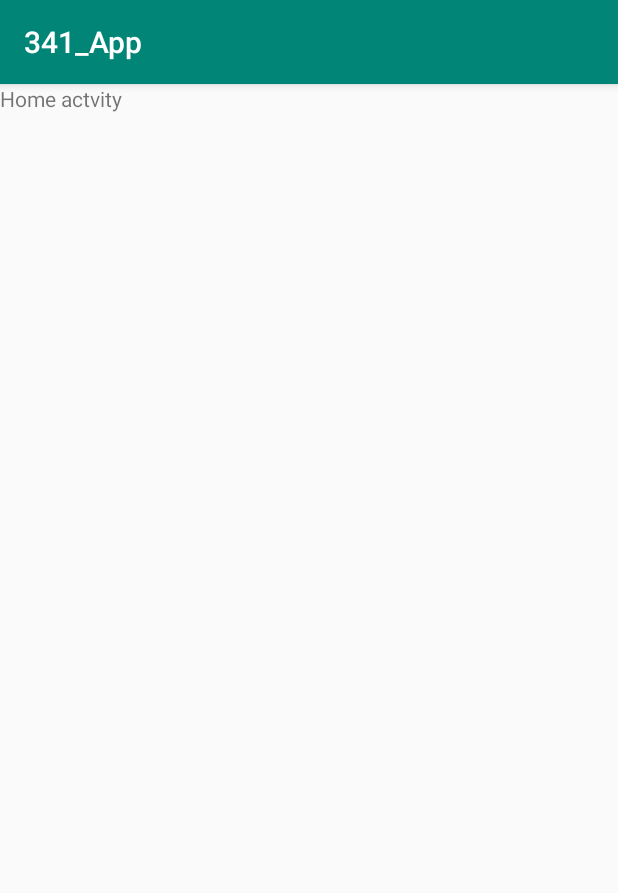
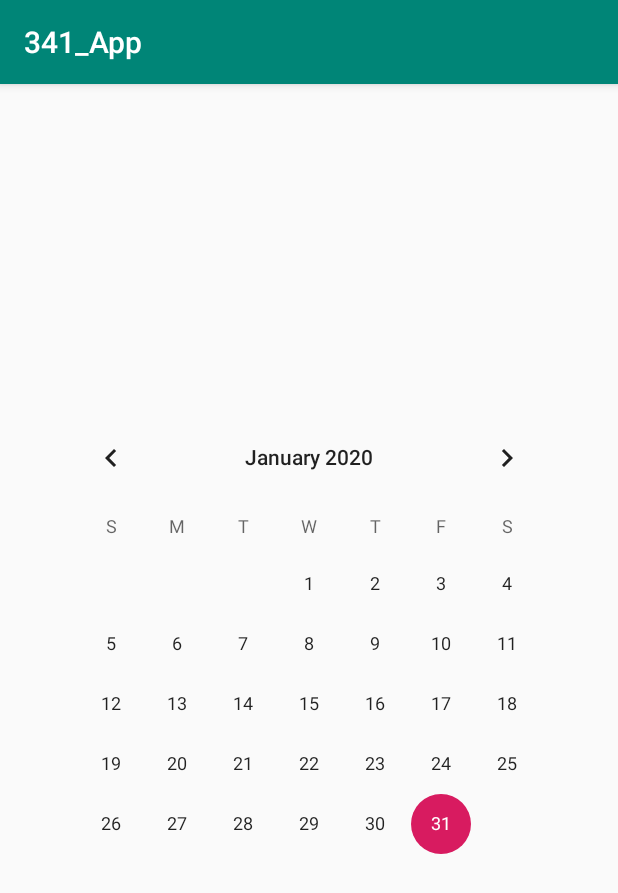
Before and after one commit to jbates888/CharityApp, an Android app: the screen it shows after launch once a user with an empty profile is signed in (HomeActivity), on a phone screen of 412 x 824 dp. Shown: the top 893 px of the screen. Run offline under Robolectric (Android 15) with nearby library versions, the phone set to English and light mode, and no system bars; our stand-ins replace Firebase (no records; nobody signed in at launch, a user with empty details on screens opened directly).

Commit message:
Added a calender view to the home activity

```diff
--- a/app/src/main/res/layout/activity_home.xml
+++ b/app/src/main/res/layout/activity_home.xml
@@ -6,12 +6,12 @@
     android:layout_height="match_parent"
     tools:context=".homeActivity">
 
-
-    <TextView
-        android:id="@+id/textView2"
+    <CalendarView
+        android:id="@+id/calendarView"
         android:layout_width="wrap_content"
         android:layout_height="wrap_content"
-        android:text="Home actvity"
-        tools:layout_editor_absoluteX="163dp"
-        tools:layout_editor_absoluteY="227dp" />
+        app:layout_constraintBottom_toBottomOf="parent"
+        app:layout_constraintEnd_toEndOf="parent"
+        app:layout_constraintStart_toStartOf="parent"
+        app:layout_constraintTop_toTopOf="parent" />
 </androidx.constraintlayout.widget.ConstraintLayout>
```
